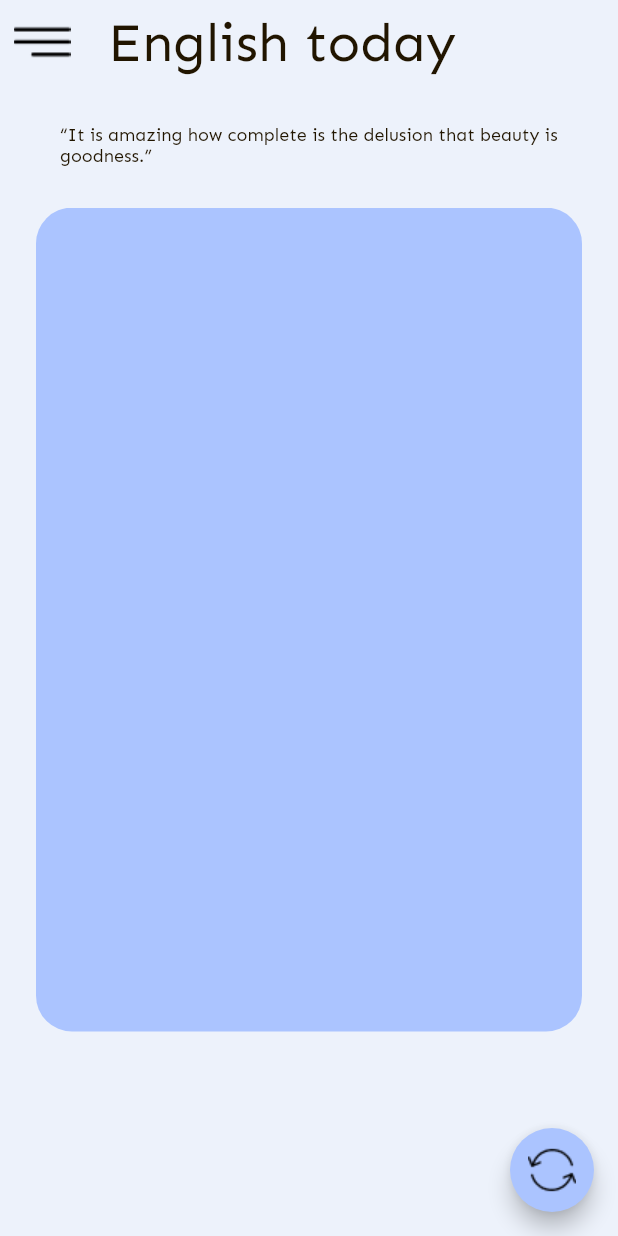
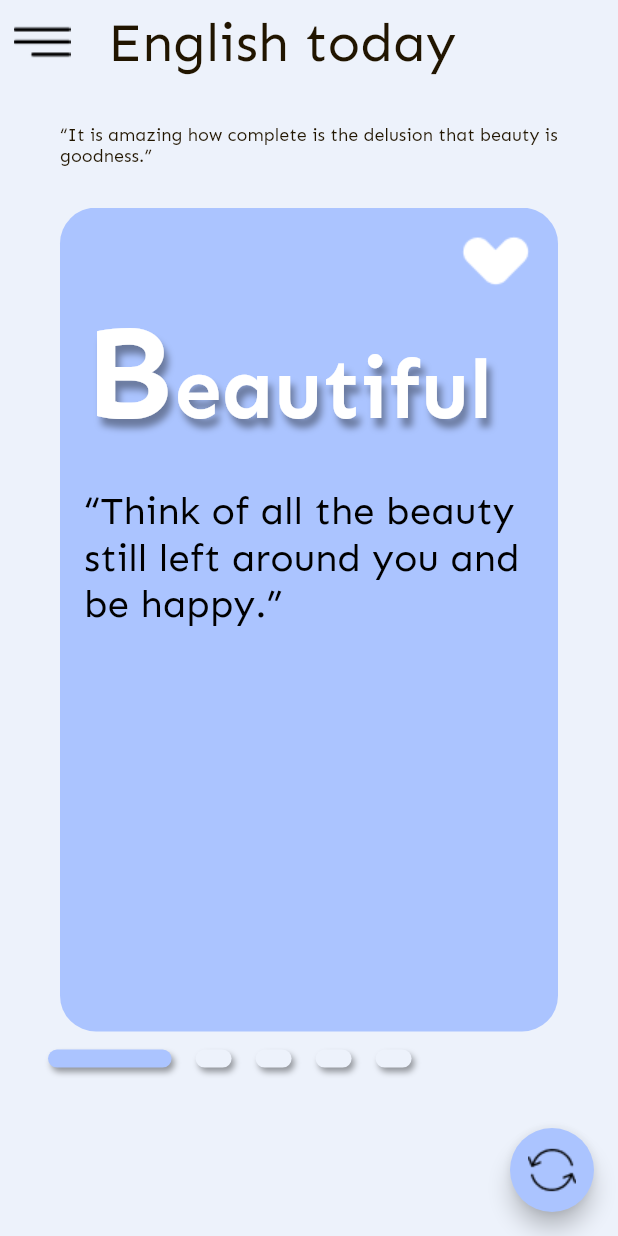
Before and after one commit to minhquangt/english_card, a Flutter app: the HomePage screen opened directly, on a phone screen of 412 x 824 dp. Run offline on Flutter 3.47's test engine with Material 2 defaults, Android fonts, the phone set to English and light mode, and no system bars.

Commit message:
done ui home page

```diff
--- /dev/null
+++ b/lib/models/english_today.dart
@@ -0,0 +1,13 @@
+class EnglishToday {
+  String? id;
+  String? noun;
+  String? quote;
+  bool isFavorite;
+
+  EnglishToday({
+    this.id,
+    this.noun,
+    this.quote,
+    this.isFavorite = false,
+  });
+}
--- a/lib/pages/home_page.dart
+++ b/lib/pages/home_page.dart
@@ -1,3 +1,5 @@
+import 'dart:math';
+import 'package:english_card/models/english_today.dart';
 import 'package:english_card/values/app_assets.dart';
 import 'package:english_card/values/app_colors.dart';
 import 'package:english_card/values/app_styles.dart';
@@ -11,6 +13,31 @@ class HomePage extends StatefulWidget {
 }
 
 class _HomePageState extends State<HomePage> {
+  int _currentIndex = 0;
+  PageController _pageController = PageController();
+
+  List<EnglishToday> words = [];
+
+  List<int> fixedListRamdom({int len = 1, int max = 120, int min = 1}) {
+    if (len > max || len < min) {
+      return [];
+    }
+    List<int> newList = [];
+
+    Random random = Random();
+    int count = 1;
+    while (count <= len) {
+      int val = random.nextInt(max);
+      if (newList.contains(val)) {
+        continue;
+      } else {
+        newList.add(val);
+        count++;
+      }
+    }
+    return newList;
+  }
+
   @override
   Widget build(BuildContext context) {
     Size size = MediaQuery.of(context).size;
@@ -47,16 +74,77 @@ class _HomePageState extends State<HomePage> {
               Container(
                 height: size.height * 2 / 3,
                 child: PageView.builder(
+                    controller: _pageController,
+                    onPageChanged: (index) {
+                      setState(() {
+                        _currentIndex = index;
+                      });
+                    },
                     itemCount: 5,
                     itemBuilder: (context, index) {
                       return Container(
-                        padding: EdgeInsets.symmetric(horizontal: 16),
-                        decoration: BoxDecoration(
+                        padding: const EdgeInsets.all(16),
+                        margin: const EdgeInsets.symmetric(horizontal: 16),
+                        decoration: const BoxDecoration(
                             color: AppColors.primaryColor,
                             borderRadius:
                                 BorderRadius.all(Radius.circular(24))),
+                        child: Column(
+                          crossAxisAlignment: CrossAxisAlignment.start,
+                          children: [
+                            Container(
+                                alignment: Alignment.centerRight,
+                                child: Image.asset(AppAssets.heart)),
+                            RichText(
+                                maxLines: 1,
+                                overflow: TextOverflow.ellipsis,
+                                text: const TextSpan(
+                                    text: 'B',
+                                    style: TextStyle(
+                                        fontFamily: FontFamily.sen,
+                                        fontSize: 89,
+                                        fontWeight: FontWeight.w600,
+                                        color: Colors.white,
+                                        shadows: [
+                                          BoxShadow(
+                                              color: Colors.black38,
+                                              offset: Offset(3, 6),
+                                              blurRadius: 6)
+                                        ]),
+                                    children: [
+                                      TextSpan(
+                                        text: "eautiful",
+                                        style: TextStyle(
+                                            fontFamily: FontFamily.sen,
+                                            fontWeight: FontWeight.w600,
+                                            fontSize: 56,
+                                            color: Colors.white),
+                                      ),
+                                    ])),
+                            Padding(
+                              padding: const EdgeInsets.only(top: 24.0),
+                              child: Text(
+                                "“Think of all the beauty still left around you and be happy.”",
+                                style:
+                                    AppStyles.h4.copyWith(color: Colors.black),
+                              ),
+                            )
+                          ],
+                        ),
                       );
                     }),
+              ),
+
+              // Indicator
+              Container(
+                margin: const EdgeInsets.symmetric(vertical: 12),
+                height: 12,
+                child: ListView.builder(
+                  scrollDirection: Axis.horizontal,
+                  itemCount: 5,
+                  itemBuilder: (context, index) =>
+                      buildIndicator(index == _currentIndex, size),
+                ),
               )
             ],
           ),
@@ -67,4 +155,18 @@ class _HomePageState extends State<HomePage> {
           backgroundColor: AppColors.primaryColor,
         ));
   }
+
+  Widget buildIndicator(bool isActive, Size size) {
+    return Container(
+      margin: const EdgeInsets.symmetric(horizontal: 8),
+      width: isActive ? size.width * 1 / 5 : 24,
+      decoration: BoxDecoration(
+          color: isActive ? AppColors.primaryColor : AppColors.secondColor,
+          borderRadius: const BorderRadius.all(Radius.circular(24)),
+          boxShadow: [
+            BoxShadow(
+                color: Colors.black38, offset: Offset(2, 3), blurRadius: 3)
+          ]),
+    );
+  }
 }
--- a/pubspec.yaml
+++ b/pubspec.yaml
@@ -47,6 +47,7 @@ dev_dependencies:
   # package. See that file for information about deactivating specific lint
   # rules and activating additional ones.
   flutter_lints: ^2.0.0
+  english_words: ^4.0.0
 
 # For information on the generic Dart part of this file, see the
 # following page: https://dart.dev/tools/pub/pubspec
```
Also changed, not shown: pubspec.lock.
